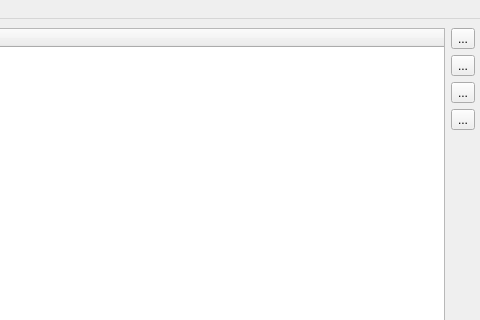
First picture: the form in src/cfrmmdf.ui, repository grodansparadis/vscp-works-qt, before the edit; both pictures show x 155 to 635 and y 0 to 320 of the 635 by 703 pixel window.
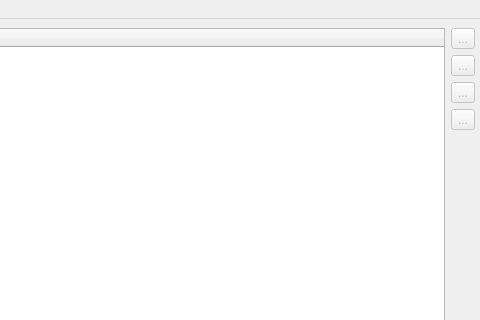
Second picture: the form after the edit. Icons and pictures are not drawn.

Commit message: Changed source for fastpbkdf2

Diff of the .ui file:
```diff
--- a/src/cfrmmdf.ui
+++ b/src/cfrmmdf.ui
@@ -141,6 +141,9 @@
       <layout class="QVBoxLayout" name="verticalLayout_2">
        <item>
         <widget class="QToolButton" name="btnAdd">
+         <property name="enabled">
+          <bool>false</bool>
+         </property>
          <property name="toolTip">
           <string>Add action parameter  item</string>
          </property>
@@ -158,6 +161,9 @@
        </item>
        <item>
         <widget class="QToolButton" name="btnEdit">
+         <property name="enabled">
+          <bool>false</bool>
+         </property>
          <property name="toolTip">
           <string>Edit action parameter item</string>
          </property>
@@ -175,6 +181,9 @@
        </item>
        <item>
         <widget class="QToolButton" name="btnDup">
+         <property name="enabled">
+          <bool>false</bool>
+         </property>
          <property name="toolTip">
           <string>Duplicate action parameter item</string>
          </property>
@@ -192,6 +201,9 @@
        </item>
        <item>
         <widget class="QToolButton" name="btnDelete">
+         <property name="enabled">
+          <bool>false</bool>
+         </property>
          <property name="toolTip">
           <string>Delete action parameter item</string>
          </property>
```
The commit also changes 1 other file.
